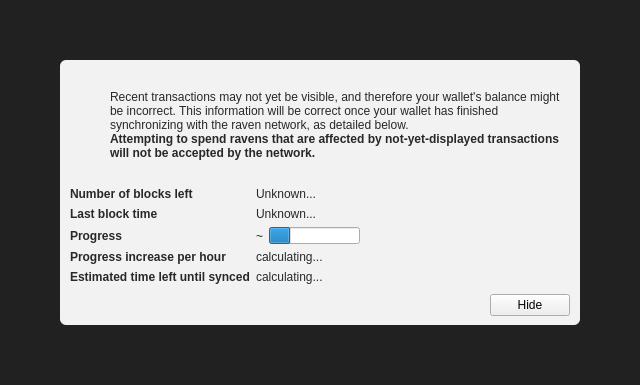
Qt form src/qt/forms/modaloverlay.ui (thehomosapien/AMLBitcoin) before a commit.
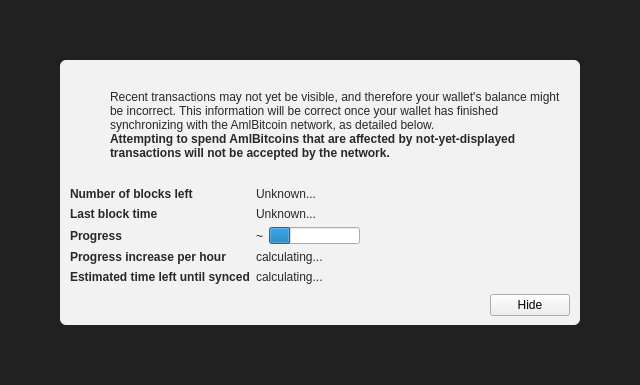
The same form after that commit. Icons and pictures are not drawn. Custom widgets are drawn as their Qt base class.

Patch:
```diff
--- a/src/qt/forms/modaloverlay.ui
+++ b/src/qt/forms/modaloverlay.ui
@@ -130,7 +130,7 @@
              <item>
               <widget class="QLabel" name="infoText">
                <property name="text">
-                <string>Recent transactions may not yet be visible, and therefore your wallet's balance might be incorrect. This information will be correct once your wallet has finished synchronizing with the raven network, as detailed below.</string>
+                <string>Recent transactions may not yet be visible, and therefore your wallet's balance might be incorrect. This information will be correct once your wallet has finished synchronizing with the AmlBitcoin network, as detailed below.</string>
                </property>
                <property name="textFormat">
                 <enum>Qt::RichText</enum>
@@ -149,7 +149,7 @@
                 </font>
                </property>
                <property name="text">
-                <string>Attempting to spend ravens that are affected by not-yet-displayed transactions will not be accepted by the network.</string>
+                <string>Attempting to spend AmlBitcoins that are affected by not-yet-displayed transactions will not be accepted by the network.</string>
                </property>
                <property name="textFormat">
                 <enum>Qt::RichText</enum>
```
